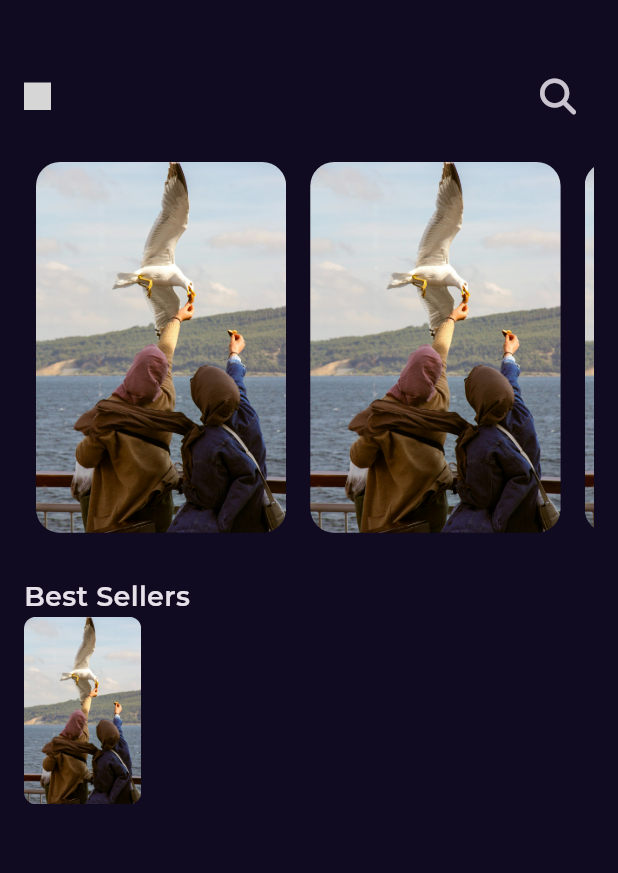
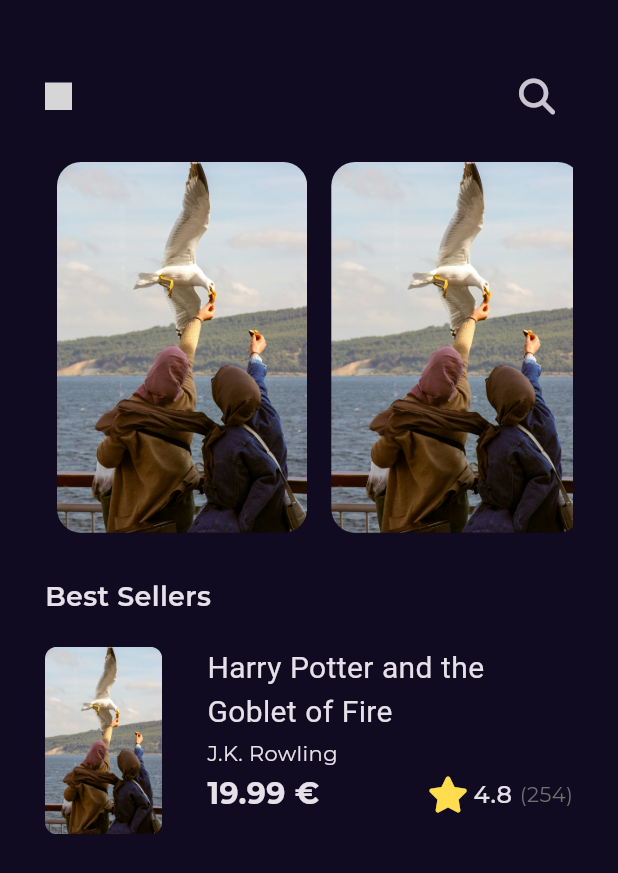
Before and after one commit to 7odaHany/Bookly, a Flutter app: the screen it shows after launch, on a phone screen of 412 x 824 dp. Shown: the top 873 px of the screen. Run offline on Flutter 3.47's test engine with Material 3 defaults, Android fonts, the phone set to English and light mode, and no system bars; our stand-ins replace flutter_svg, font_awesome_flutter, get, google_fonts; grey boxes are pictures that could not be loaded.

Commit message:
best seller item done .

```diff
--- /dev/null
+++ b/lib/Features/home/presentation/views/widgets/best_seller_list_view_item.dart
@@ -0,0 +1,71 @@
+import 'package:bookly/Features/home/presentation/views/widgets/book_rating.dart';
+import 'package:bookly/constants.dart';
+import 'package:bookly/core/Utils/assets.dart';
+import 'package:bookly/core/Utils/styles.dart';
+import 'package:flutter/material.dart';
+class BestsellerListViewItem extends StatelessWidget {
+  const BestsellerListViewItem({super.key});
+
+  @override
+  Widget build(BuildContext context) {
+    return SizedBox(
+      height: 125,
+      child: Row(
+        children: [
+          AspectRatio(
+            aspectRatio: 2.5 / 4,
+            child: Container(
+                decoration: BoxDecoration(
+                    borderRadius: BorderRadius.circular(8),
+                    image: const DecorationImage(
+                      fit: BoxFit.fill,
+                      image: AssetImage(AssetsData.testImage),
+                    ))),
+          ),
+          const SizedBox(width: 30),
+          Expanded(
+            child: Column(
+              crossAxisAlignment: CrossAxisAlignment.start,
+              children: [
+                SizedBox(
+                  width: MediaQuery.of(context).size.width * 0.5,
+                  child: Text(
+                    'Harry Potter and the Goblet of Fire',
+                    maxLines: 2,
+                    overflow: TextOverflow.ellipsis,
+                    style: Styles.textStyle20.copyWith(
+                      fontFamily: kGtSectraFine,
+                    ),
+                  ),
+                ),
+                const SizedBox(height: 3),
+                SizedBox(
+                  width: MediaQuery.of(context).size.width * 0.5,
+                  child: const Text(
+                    'J.K. Rowling',
+                    maxLines: 1,
+                    overflow: TextOverflow.ellipsis,
+                    style: Styles.textStyle14,
+                  ),
+                ),
+                const SizedBox(height: 3),
+                Row(
+                  mainAxisAlignment: MainAxisAlignment.spaceBetween,
+                  children: [
+                    Text(
+                      '19.99 €',
+                      style: Styles.textStyle20.copyWith(
+                        fontWeight: FontWeight.bold,
+                      ),
+                    ),
+                    const BookRating(),
+                  ],
+                )
+              ],
+            ),
+          ),
+        ],
+      ),
+    );
+  }
+}
--- /dev/null
+++ b/lib/Features/home/presentation/views/widgets/book_rating.dart
@@ -0,0 +1,32 @@
+
+import 'package:bookly/core/Utils/styles.dart';
+import 'package:flutter/material.dart';
+import 'package:font_awesome_flutter/font_awesome_flutter.dart';
+
+class BookRating extends StatelessWidget {
+  const BookRating({super.key});
+
+  @override
+  Widget build(BuildContext context) {
+    return  Row(
+      children: [
+        const Icon(
+          FontAwesomeIcons.solidStar,
+          color: Color(0xFFFFDD4F),
+        ),
+        const SizedBox(width: 6.3),
+        const Text(
+          '4.8',
+          style: Styles.textStyle16,
+        ),
+        const SizedBox(width: 5),
+        Text(
+          '(254)',
+          style: Styles.textStyle14.copyWith(
+            color: const Color(0xFF707070),
+          ),
+        )
+      ],
+    );
+  }
+}
--- a/lib/Features/home/presentation/views/widgets/home_view_body.dart
+++ b/lib/Features/home/presentation/views/widgets/home_view_body.dart
@@ -1,6 +1,6 @@
+import 'package:bookly/Features/home/presentation/views/widgets/best_seller_list_view_item.dart';
 import 'package:bookly/Features/home/presentation/views/widgets/custom_appbar.dart';
 import 'package:bookly/Features/home/presentation/views/widgets/cutsom_list_view.dart';
-import 'package:bookly/core/Utils/assets.dart';
 import 'package:bookly/core/Utils/styles.dart';
 import 'package:flutter/material.dart';
 
@@ -10,7 +10,7 @@ class HomeViewBody extends StatelessWidget {
   @override
   Widget build(BuildContext context) {
     return const Padding(
-      padding: EdgeInsets.symmetric(horizontal: 16),
+      padding: EdgeInsets.symmetric(horizontal: 30),
       child: Column(
         crossAxisAlignment: CrossAxisAlignment.start,
         children: [
@@ -21,37 +21,10 @@ class HomeViewBody extends StatelessWidget {
             'Best Sellers',
             style: Styles.textStyle18,
           ),
+          SizedBox(height: 20),
           BestsellerListViewItem(),
         ],
       ),
     );
   }
 }
-
-class BestsellerListViewItem extends StatelessWidget {
-  const BestsellerListViewItem({super.key});
-
-  @override
-  Widget build(BuildContext context) {
-    return SizedBox(
-      height: 125,
-      child: Row(
-        children: [
-          AspectRatio(
-            aspectRatio: 2.5 / 4,
-            child: Container(
-                decoration: BoxDecoration(
-                    borderRadius: BorderRadius.circular(8),
-                    image: const DecorationImage(
-                      fit: BoxFit.fill,
-                      image: AssetImage(AssetsData.testImage),
-                    ))),
-          ),
-          Column(
-            children: [],
-          ),
-        ],
-      ),
-    );
-  }
-}
--- a/lib/core/Utils/styles.dart
+++ b/lib/core/Utils/styles.dart
@@ -9,7 +9,6 @@ abstract class Styles {
   static const textStyle20 = TextStyle(
     fontSize: 20,
     fontWeight: FontWeight.normal,
-    fontFamily: kGtSectraFine,
   );
   static const textStyle30 = TextStyle(
     fontSize: 30,
```
